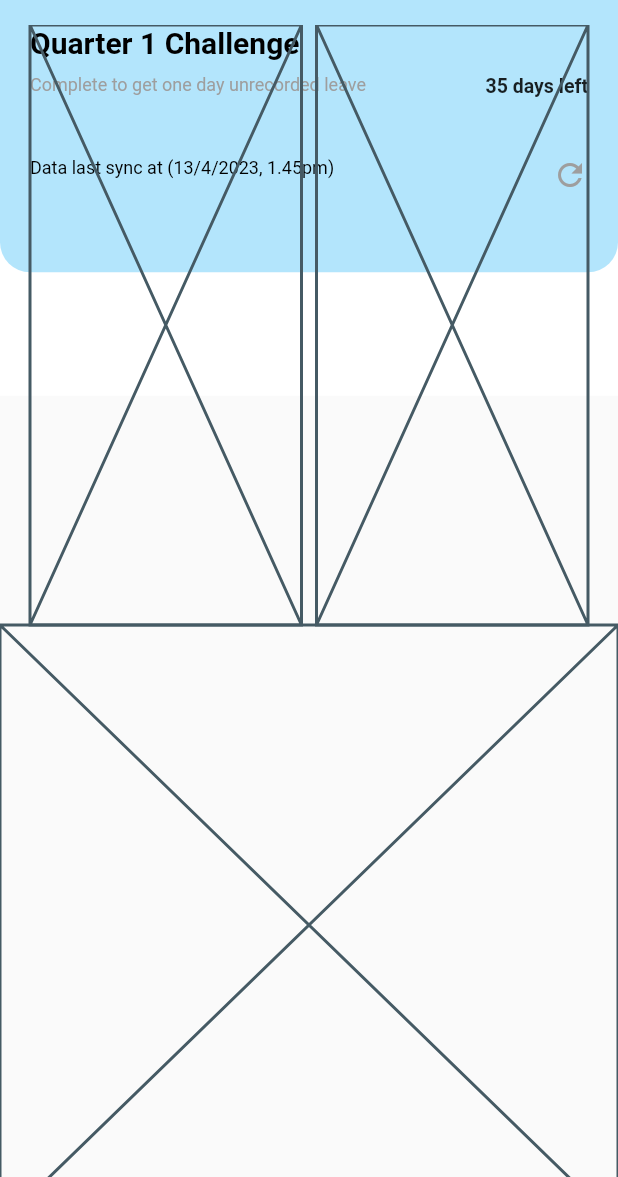
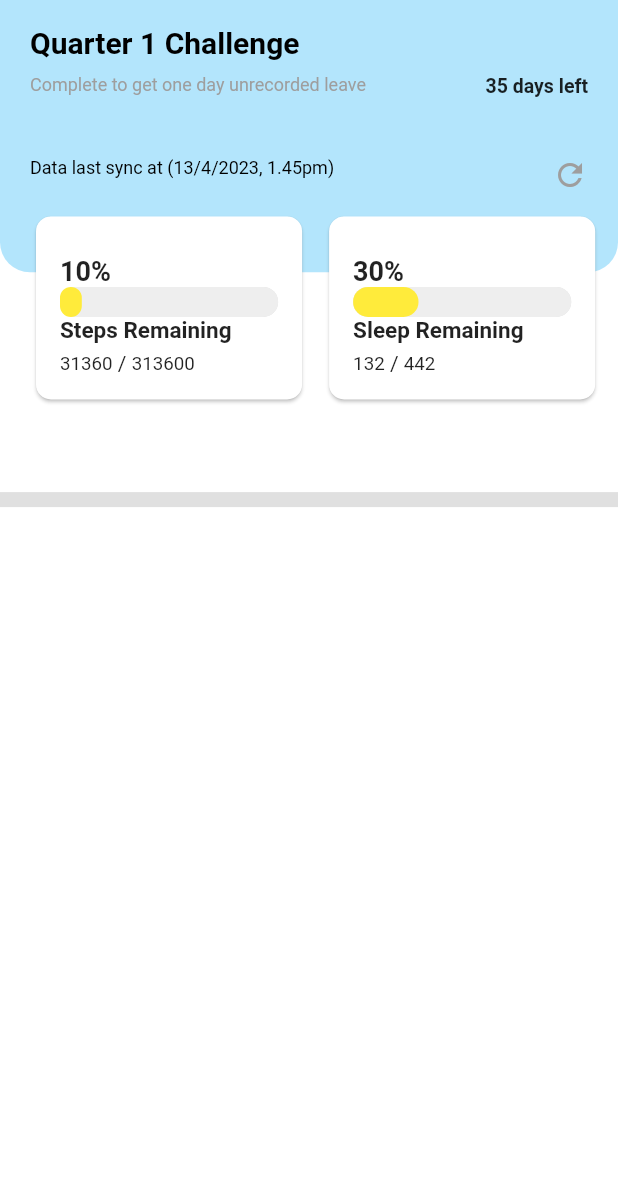
Before and after one commit to cmtan-2000/wmsm_component, a Flutter app: the page_1 screen opened directly, on a phone screen of 412 x 824 dp, the part 59-1236 px from its top. Run offline on Flutter 3.47's test engine with Material 2 defaults, Android fonts, the phone set to English and light mode, and no system bars; drawn by our look-alikes of percent_indicator; our stand-ins replace pin_code_fields, styled_widget; accounts and stored records are empty.

Commit message:
header_widget

```diff
--- a/lib/view/scenario_1/page_1.dart
+++ b/lib/view/scenario_1/page_1.dart
@@ -2,6 +2,8 @@ import 'package:flutter/material.dart';
 import 'package:flutter/src/widgets/framework.dart';
 import 'package:flutter/src/widgets/placeholder.dart';
 import 'package:styled_widget/styled_widget.dart';
+import 'package:wmsm_component/view/shared/card_percent_indicator.dart';
+import 'package:wmsm_component/view/shared/header_widget.dart';
 import 'package:wmsm_component/view/shared/sleep_box.dart';
 import 'package:wmsm_component/view/shared/steps_box.dart';
 
@@ -13,6 +15,7 @@ class page_1 extends StatelessWidget {
     return Scaffold(
       resizeToAvoidBottomInset: false,
       extendBodyBehindAppBar: true,
+      backgroundColor: Colors.white,
       appBar: AppBar(
         foregroundColor: Colors.black,
         backgroundColor: Colors.lightBlue[100],
@@ -24,115 +27,22 @@ class page_1 extends StatelessWidget {
           onPressed: () => Navigator.pop(context),
         ),
       ),
-      body: ListView(physics: const BouncingScrollPhysics(), children: [
+      body: ListView(physics: const ClampingScrollPhysics(), children: [
         <Widget>[
-          Stack(children: [
-            Positioned(
-              child: Container(
-                height: MediaQuery.of(context).size.height * 0.30,
-                width: MediaQuery.of(context).size.width,
-                decoration: const BoxDecoration(
-                  color: Colors.white,
-                ),
-              ),
-            ),
-            Positioned(
-              child: Container(
-                height: MediaQuery.of(context).size.height * 0.20,
-                width: MediaQuery.of(context).size.width,
-                decoration: BoxDecoration(
-                  color: Colors.lightBlue[100],
-                  borderRadius: const BorderRadius.only(
-                    bottomLeft: Radius.circular(20),
-                    bottomRight: Radius.circular(20),
-                  ),
-                ),
-              ),
-            ),
-            Positioned(
-              child: <Widget>[
-                <Widget>[
-                  const Text(
-                    "Quarter 1 Challenge",
-                    style: TextStyle(color: Colors.black),
-                  ).fontSize(20).fontWeight(FontWeight.bold),
-                ]
-                    .toRow(
-                      crossAxisAlignment: CrossAxisAlignment.start,
-                      mainAxisAlignment: MainAxisAlignment.spaceBetween,
-                    )
-                    .padding(bottom: 10),
-                <Widget>[
-                  const Text(
-                    "Complete to get one day unrecorded leave",
-                    style: TextStyle(color: Colors.grey),
-                  ).fontSize(12),
-                  const Text("35 days left")
-                      .fontSize(13)
-                      .fontWeight(FontWeight.bold),
-                ]
-                    .toRow(
-                      crossAxisAlignment: CrossAxisAlignment.start,
-                      mainAxisAlignment: MainAxisAlignment.spaceBetween,
-                    )
-                    .padding(bottom: 40),
-                <Widget>[
-                  const Text(
-                    "Data last sync at (13/4/2023, 1.45pm)",
-                    style: TextStyle(color: Colors.black),
-                  ).fontSize(12),
-                  const Icon(
-                    Icons.refresh,
-                    color: Colors.grey,
-                  ).padding(bottom: 10),
-                ].toRow(
-                  crossAxisAlignment: CrossAxisAlignment.start,
-                  mainAxisAlignment: MainAxisAlignment.spaceBetween,
-                ),
-              ]
-                  .toColumn(
-                    crossAxisAlignment: CrossAxisAlignment.start,
-                    mainAxisAlignment: MainAxisAlignment.start,
-                  )
-                  .padding(horizontal: 20),
-            ),
-            Positioned(
-              child: <Widget>[
-                Flexible(
-                    child: steps_box()),
-                const SizedBox(
-                  width: 10,
-                ),
-                Flexible(
-                    child: sleep_box()),
-              ]
-                  .toRow(
-                    crossAxisAlignment: CrossAxisAlignment.center,
-                    mainAxisAlignment: MainAxisAlignment.spaceBetween,
-                  )
-                  .padding(horizontal: 20),
-            ),
-          ]),
-          const Placeholder(),
+          header_widget(),
+          Divider(
+            color: Colors.grey[300],
+            thickness: 10,
+          ).paddingDirectional(vertical: 20),
+          Container(
+
+          )
         ].toColumn(
           crossAxisAlignment: CrossAxisAlignment.start,
           mainAxisAlignment: MainAxisAlignment.start,
+          mainAxisSize: MainAxisSize.min,
         ),
       ]),
     );
   }
 }
-
-// SingleChildScrollView(
-//             physics: const BouncingScrollPhysics(),
-//             child: <Widget>[
-//               SizedBox(
-//                 height: MediaQuery.of(context).size.height * 0.35,
-//                 child: page_header(),
-//               ).padding(bottom: 20),
-//               const Placeholder(),
-//             ].toColumn(
-//               crossAxisAlignment: CrossAxisAlignment.start,
-//               mainAxisAlignment: MainAxisAlignment.start,
-//             ),
-//           ),
--- /dev/null
+++ b/lib/view/shared/header_widget.dart
@@ -0,0 +1,117 @@
+import 'package:flutter/material.dart';
+import 'package:styled_widget/styled_widget.dart';
+import 'package:wmsm_component/view/shared/card_percent_indicator.dart';
+
+class header_widget extends StatelessWidget {
+  const header_widget({
+    super.key,
+  });
+
+  @override
+  Widget build(BuildContext context) {
+    return Stack(children: [
+      Positioned(
+        child: Container(
+          height: MediaQuery.of(context).size.height * 0.35,
+          width: MediaQuery.of(context).size.width,
+          decoration: const BoxDecoration(
+            color: Colors.white,
+          ),
+        ),
+      ),
+      Positioned(
+        child: Container(
+          height: MediaQuery.of(context).size.height * 0.20,
+          width: MediaQuery.of(context).size.width,
+          decoration: BoxDecoration(
+            color: Colors.lightBlue[100],
+            borderRadius: const BorderRadius.only(
+              bottomLeft: Radius.circular(20),
+              bottomRight: Radius.circular(20),
+            ),
+          ),
+        ),
+      ),
+      Positioned(
+        child: <Widget>[
+          <Widget>[
+            const Text(
+              "Quarter 1 Challenge",
+              style: TextStyle(color: Colors.black),
+            ).fontSize(20).fontWeight(FontWeight.bold),
+          ]
+              .toRow(
+                crossAxisAlignment: CrossAxisAlignment.start,
+                mainAxisAlignment: MainAxisAlignment.spaceBetween,
+              )
+              .padding(bottom: 10),
+          <Widget>[
+            const Text(
+              "Complete to get one day unrecorded leave",
+              style: TextStyle(color: Colors.grey),
+            ).fontSize(12),
+            const Text("35 days left").fontSize(13).fontWeight(FontWeight.bold),
+          ]
+              .toRow(
+                crossAxisAlignment: CrossAxisAlignment.start,
+                mainAxisAlignment: MainAxisAlignment.spaceBetween,
+              )
+              .padding(bottom: 40),
+          <Widget>[
+            const Text(
+              "Data last sync at (13/4/2023, 1.45pm)",
+              style: TextStyle(color: Colors.black),
+            ).fontSize(12),
+            const Icon(
+              Icons.refresh,
+              color: Colors.grey,
+            ).padding(bottom: 10),
+          ].toRow(
+            crossAxisAlignment: CrossAxisAlignment.start,
+            mainAxisAlignment: MainAxisAlignment.spaceBetween,
+          ),
+        ]
+            .toColumn(
+              crossAxisAlignment: CrossAxisAlignment.start,
+              mainAxisAlignment: MainAxisAlignment.start,
+            )
+            .padding(horizontal: 20),
+      ),
+      Positioned(
+        top: MediaQuery.of(context).size.height * 0.15,
+        child: <Widget>[
+          SizedBox(
+            width: MediaQuery.of(context).size.width * 0.45,
+            child: const CardPercentIndicator(
+              title: '10%',
+              percent: 0.1,
+              body: 'Steps Remaining',
+              remain: 31360,
+              target: 313600,
+              fontsize: 15,
+            ),
+          ),
+          const SizedBox(
+            width: 10,
+          ),
+          SizedBox(
+            width: MediaQuery.of(context).size.width * 0.45,
+            child: const CardPercentIndicator(
+              title: '30%',
+              percent: 0.3,
+              body: 'Sleep Remaining',
+              remain: 132,
+              target: 442,
+              fontsize: 15,
+            ),
+          ),
+        ]
+            .toRow(
+              crossAxisAlignment: CrossAxisAlignment.center,
+              mainAxisAlignment: MainAxisAlignment.spaceBetween,
+            )
+            .padding(horizontal: 20),
+      ),
+    ]);
+  }
+}
--- a/lib/view/shared/sleep_box.dart
+++ b/lib/view/shared/sleep_box.dart
@@ -1,11 +1,19 @@
 import 'package:flutter/src/widgets/framework.dart';
 import 'package:flutter/src/widgets/placeholder.dart';
+import 'package:wmsm_component/view/shared/card_percent_indicator.dart';
 
 class sleep_box extends StatelessWidget {
   const sleep_box({super.key});
 
   @override
   Widget build(BuildContext context) {
-    return const Placeholder();
+    return const CardPercentIndicator(
+      title: '30%',
+      percent: 0.3,
+      body: 'Sleep Remaining',
+      remain: 132,
+      target: 442,
+      fontsize: 15,
+    );
   }
 }
--- a/lib/view/shared/steps_box.dart
+++ b/lib/view/shared/steps_box.dart
@@ -1,11 +1,19 @@
 import 'package:flutter/src/widgets/framework.dart';
 import 'package:flutter/src/widgets/placeholder.dart';
+import 'package:wmsm_component/view/shared/card_percent_indicator.dart';
 
 class steps_box extends StatelessWidget {
   const steps_box({super.key});
 
   @override
   Widget build(BuildContext context) {
-    return const Placeholder();
+    return const CardPercentIndicator(
+      title: '10%',
+      percent: 0.1,
+      body: 'Steps Remaining',
+      remain: 31360,
+      target: 313600,
+      fontsize: 15,
+    );
   }
 }
```
